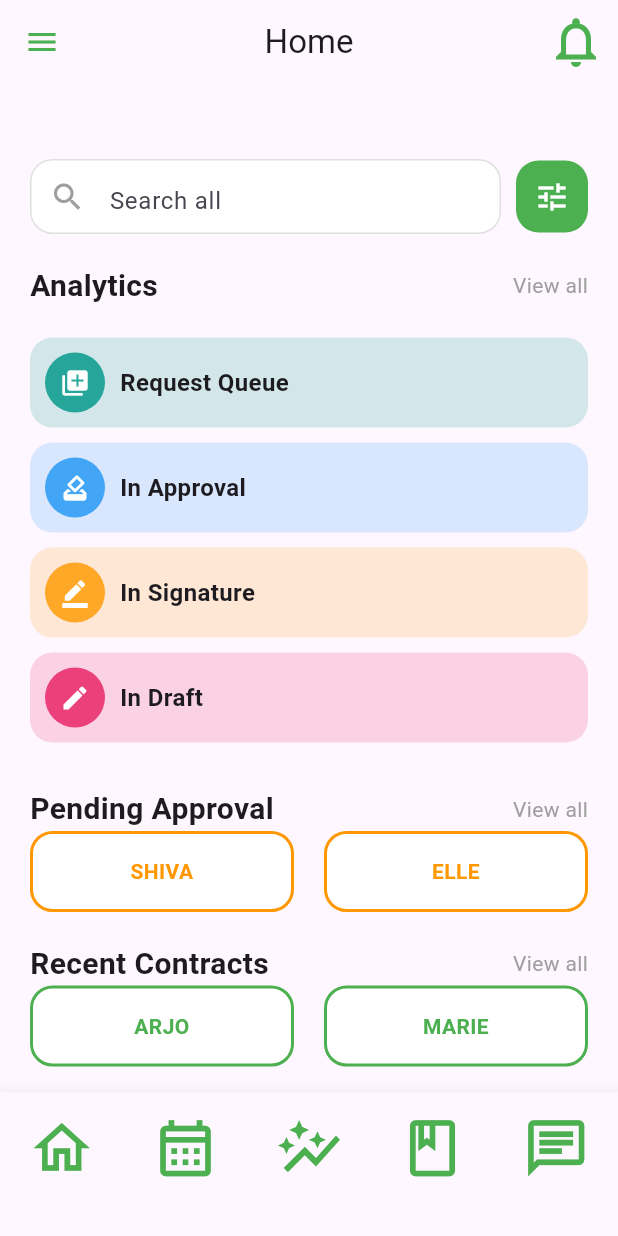
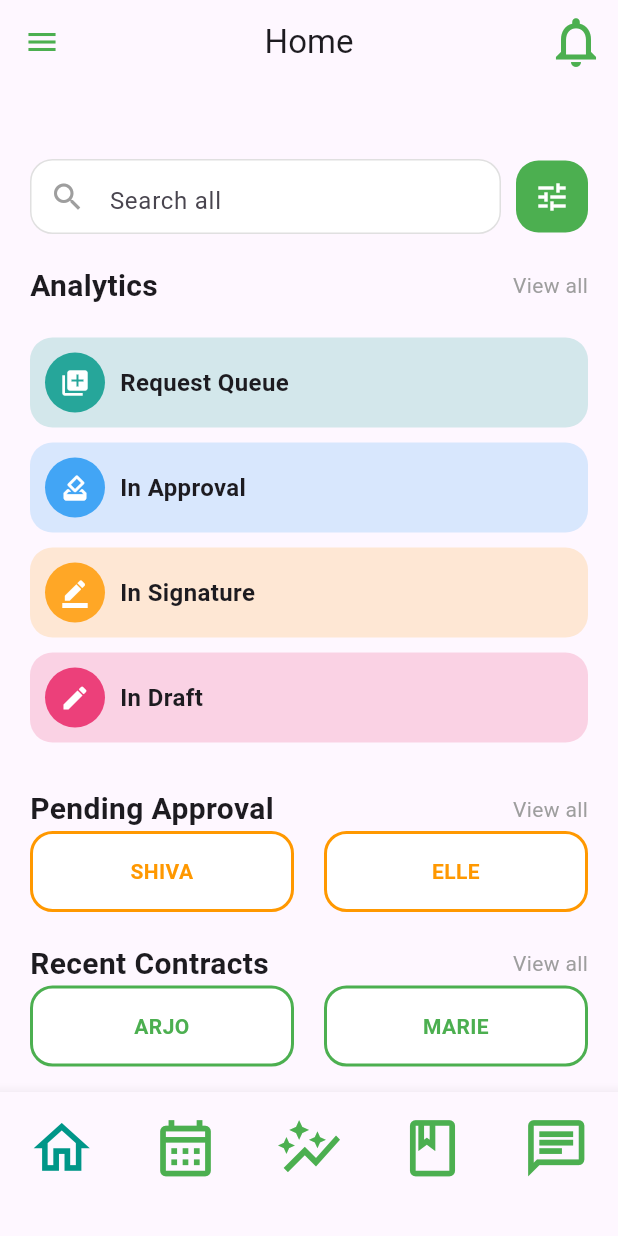
Before and after one commit to Miggycraft/terrasoi_app, a Flutter app: the screen it shows after launch, on a phone screen of 412 x 824 dp. Run offline on Flutter 3.47's test engine with Material 3 defaults, Android fonts, the phone set to English and light mode, and no system bars; our stand-ins replace fl_chart, flutter_local_notifications, sqflite, table_calendar, timezone; accounts and stored records are empty.

Commit message:
highlight added

```diff
--- a/lib/pages/home_page.dart
+++ b/lib/pages/home_page.dart
@@ -42,7 +42,10 @@ class _HomePageState extends State<HomePage> {
       drawer: DrawerComponent(),
       bottomNavigationBar: BottomNavigationBar(
         type: BottomNavigationBarType.fixed,
-        items: <BottomNavigationBarItem>[
+        currentIndex: _selectedIndex,
+        selectedItemColor: Colors.teal,
+        unselectedItemColor: Colors.green,
+        items: [
           BottomNavigationBarItem(
             label: '',
             icon: IconButton(
@@ -52,9 +55,9 @@ class _HomePageState extends State<HomePage> {
               icon: Icon(
                 Icons.home_outlined,
                 size: 45,
-                  color: Colors.green,
               ),
-              )),
+            ),
+          ),
           BottomNavigationBarItem(
             label: '',
             icon: IconButton(
@@ -64,9 +67,9 @@ class _HomePageState extends State<HomePage> {
               icon: Icon(
                 Icons.calendar_month_outlined,
                 size: 45,
-                  color: Colors.green,
               ),
-              )),
+            ),
+          ),
           BottomNavigationBarItem(
             label: '',
             icon: IconButton(
@@ -76,9 +79,9 @@ class _HomePageState extends State<HomePage> {
               icon: Icon(
                 Icons.auto_graph,
                 size: 45,
-                  color: Colors.green,
               ),
-              )),
+            ),
+          ),
           BottomNavigationBarItem(
             label: '',
             icon: IconButton(
@@ -88,9 +91,9 @@ class _HomePageState extends State<HomePage> {
               icon: Icon(
                 Icons.book_outlined,
                 size: 45,
-                  color: Colors.green,
               ),
-              )),
+            ),
+          ),
           BottomNavigationBarItem(
             label: '',
             icon: IconButton(
@@ -100,9 +103,9 @@ class _HomePageState extends State<HomePage> {
               icon: Icon(
                 Icons.chat_outlined,
                 size: 45,
-                  color: Colors.green,
               ),
-              )),
+            ),
+          ),
         ],
       ),
     );
```
Also changed, not shown: pubspec.lock. Lines whose indentation alone changed are shown as unchanged.
